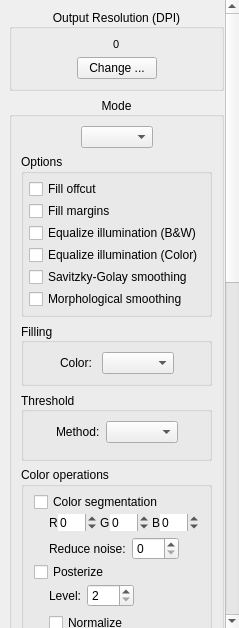
Qt form filters/output/ui/OutputOptionsWidget.ui (4lex4/scantailor-advanced) before a commit.
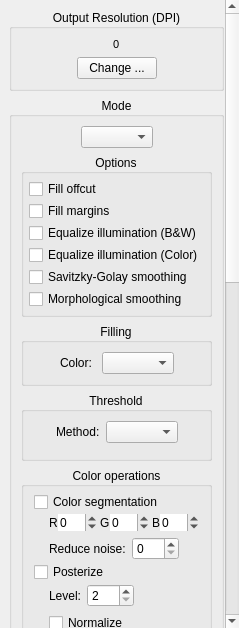
The same form after that commit. Custom widgets are drawn as their Qt base class.

```diff
--- a/filters/output/ui/OutputOptionsWidget.ui
+++ b/filters/output/ui/OutputOptionsWidget.ui
@@ -86,7 +86,7 @@
       <property name="geometry">
        <rect>
         <x>0</x>
-        <y>-682</y>
+        <y>0</y>
         <width>228</width>
         <height>1336</height>
        </rect>
@@ -256,6 +256,9 @@
             <property name="title">
              <string>Options</string>
             </property>
+            <property name="alignment">
+             <set>Qt::AlignCenter</set>
+            </property>
             <layout class="QHBoxLayout" name="horizontalLayout_6">
              <property name="leftMargin">
               <number>0</number>
@@ -371,7 +374,7 @@
              <string>Filling</string>
             </property>
             <property name="alignment">
-             <set>Qt::AlignLeading|Qt::AlignLeft|Qt::AlignVCenter</set>
+             <set>Qt::AlignCenter</set>
             </property>
             <property name="flat">
              <bool>false</bool>
@@ -426,7 +429,7 @@
              <string>Threshold</string>
             </property>
             <property name="alignment">
-             <set>Qt::AlignLeading|Qt::AlignLeft|Qt::AlignVCenter</set>
+             <set>Qt::AlignCenter</set>
             </property>
             <property name="flat">
              <bool>false</bool>
@@ -492,6 +495,9 @@
             <property name="title">
              <string>Color operations</string>
             </property>
+            <property name="alignment">
+             <set>Qt::AlignCenter</set>
+            </property>
             <layout class="QHBoxLayout" name="horizontalLayout_15">
              <property name="leftMargin">
               <number>0</number>
```
Left out of the diff: 6 changed lines with no effect on the pictures.
